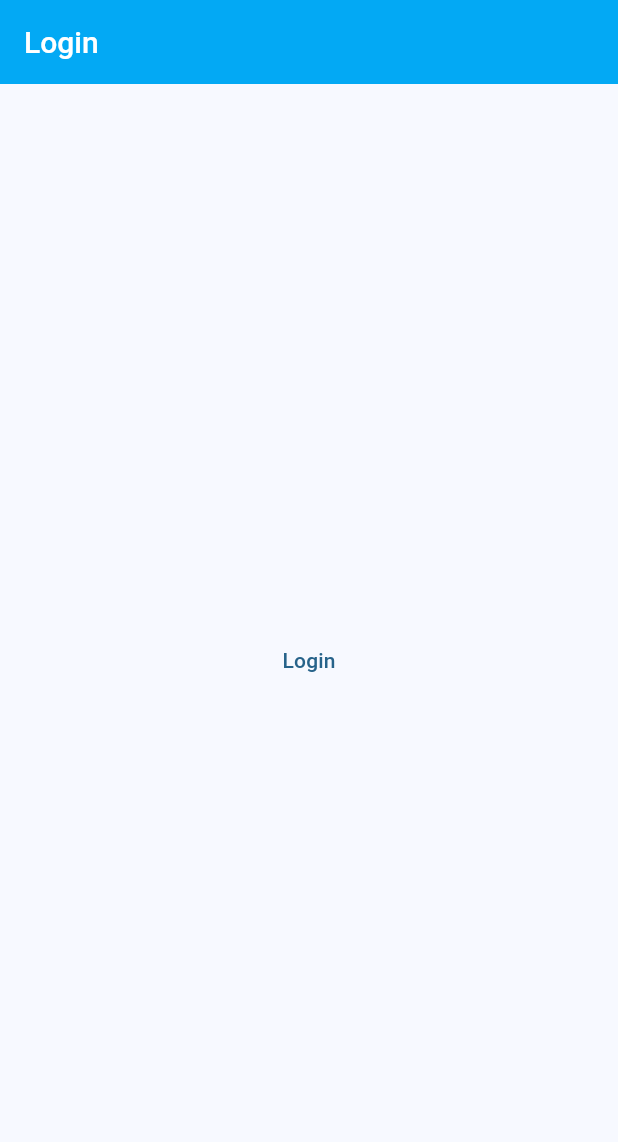
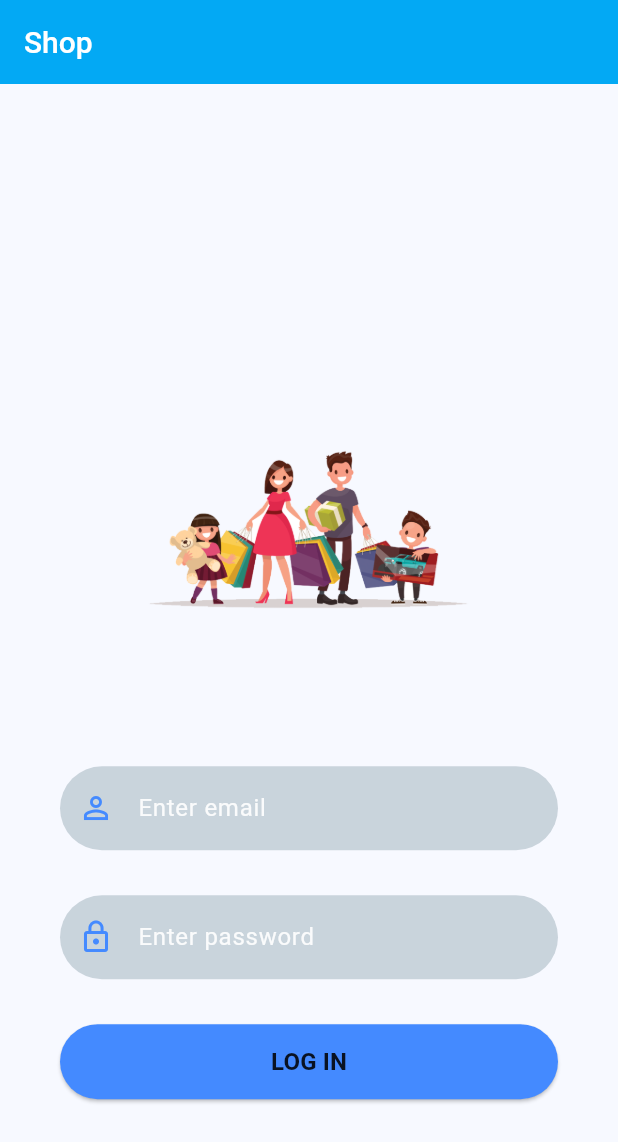
Before and after one commit to vukjeli/flutter_academy_online_shop, a Flutter app: the screen it shows after launch, on a phone screen of 412 x 824 dp. Shown: the top 1142 px of the screen. Run offline on Flutter 3.47's test engine with Material 2 defaults, Android fonts, the phone set to English and light mode, and no system bars; our stand-ins replace adaptive_theme, badges, dio, firebase_auth, firebase_core, flutter_mobx and 5 more; accounts and stored records are empty; generated files the repository leaves out were written again; network calls fail.

Commit message:
firebase auth

```diff
--- /dev/null
+++ b/lib/auth/auth.dart
@@ -0,0 +1,26 @@
+import 'package:firebase_auth/firebase_auth.dart';
+
+class Auth {
+  final FirebaseAuth _firebaseAuth = FirebaseAuth.instance;
+  User? get currentUser => _firebaseAuth.currentUser;
+  Stream<User?> get authStateChanges => _firebaseAuth.authStateChanges();
+
+  Future<void> signInWithEmailAndPassword({
+    required String email,
+    required String password,
+  }) async {
+    await _firebaseAuth.signInWithEmailAndPassword(email: email, password: password);
+  }
+
+  Future<void> createUserWithEmailAndPassword({
+    required String email,
+    required String password,
+  }) async {
+    await _firebaseAuth.createUserWithEmailAndPassword(email: email, password: password);
+  }
+
+  Future<void> signOut() async {
+    await _firebaseAuth.signOut();
+  }
+
+}
--- a/lib/main.dart
+++ b/lib/main.dart
@@ -1,3 +1,4 @@
+import 'package:firebase_core/firebase_core.dart';
 import 'package:flutter/material.dart';
 import 'package:adaptive_theme/adaptive_theme.dart';
 // Local imports
@@ -7,7 +8,16 @@ import 'package:flutter_academy_online_shop/presentation/store/shop_store.dart';
 import 'router/router_config.dart';
 import 'theme/theme_config.dart';
 
-void main() {
+Future<void> main() async {
+  WidgetsFlutterBinding.ensureInitialized();
+  await Firebase.initializeApp(
+    options: const FirebaseOptions(
+        apiKey: 'AIzaSyCELVoUUAKt4OGH-kgeirJ6kPVib8opIfI',
+        appId: '1:879630204661:android:6199f722b1eb74a47e4fbc',
+        messagingSenderId: '879630204661',
+        projectId: 'flutteronlineshop-60767'
+    )
+  );
   DI.setup();
 
   runApp(const MainApp());
--- a/lib/presentation/screens/login_screen.dart
+++ b/lib/presentation/screens/login_screen.dart
@@ -1,30 +1,165 @@
+import 'package:firebase_auth/firebase_auth.dart';
 import 'package:flutter/material.dart';
+import 'package:flutter_academy_online_shop/auth/auth.dart';
 import 'package:flutter_gen/gen_l10n/app_localizations.dart';
-import 'package:go_router/go_router.dart';
-import 'package:flutter_academy_online_shop/router/router_config.dart';
 
-class LoginScreen extends StatelessWidget {
+class LoginScreen extends StatefulWidget {
   const LoginScreen({super.key});
 
   @override
-  Widget build(final BuildContext context) {
+  State<LoginScreen> createState() => _LoginScreenState();
+}
+
+class _LoginScreenState extends State<LoginScreen> {
+  String? errorMessage = '';
+  bool isLogin = true;
+  final TextEditingController _emailController = TextEditingController();
+  final TextEditingController _passwordController = TextEditingController();
+  final User? user = Auth().currentUser;
+
+  Future<void> signInWithEmailAndPassword() async {
+    try {
+      await Auth().signInWithEmailAndPassword(
+          email: _emailController.text,
+          password: _passwordController.text);
+    } on FirebaseAuthException catch (e) {
+      setState(() {
+        errorMessage = e.message;
+      });
+    }
+  }
+  Future<void> createUserWithEmailAndPassword() async {
+    try {
+      await Auth().createUserWithEmailAndPassword(
+          email: _emailController.text,
+          password: _passwordController.text
+      );
+    } on FirebaseAuthException catch (e) {
+      setState(() {
+        errorMessage = e.message;
+      });
+    }
+  }
+  Future<void> signOut() async {
+    await Auth().signOut();
+  }
+
+  Widget _entryField(String text, IconData icon, bool isPasswordType, TextEditingController controller) {
+    return TextField(
+      controller: controller,
+      obscureText: isPasswordType,
+      enableSuggestions: isPasswordType,
+      autocorrect: !isPasswordType,
+      cursorColor: Colors.white,
+      style: TextStyle(
+          color: Colors.white.withOpacity(0.9)
+      ),
+      decoration: InputDecoration(
+        prefixIcon: Icon(
+            icon,
+            color: Colors.blueAccent,
+        ),
+        labelText: text,
+        labelStyle: TextStyle(color: Colors.white.withOpacity(0.9)),
+        filled: true,
+        floatingLabelBehavior: FloatingLabelBehavior.never,
+        fillColor: Colors.blueGrey.withOpacity(0.3),
+        border: OutlineInputBorder(
+            borderRadius: BorderRadius.circular(30.0),
+            borderSide: const BorderSide(
+              width: 0,
+              style: BorderStyle.none,
+            ),
+        )
+      ),
+      keyboardType: isPasswordType ? TextInputType.visiblePassword : TextInputType.text,
+    );
+  }
+  Widget _loginOrRegisterButton(BuildContext context, bool isLogin, Function onTap) {
+    return Container(
+      width: MediaQuery.of(context).size.width,
+      height: 50,
+      margin: const EdgeInsets.fromLTRB(0, 10, 0, 20),
+      decoration: BoxDecoration(
+        borderRadius: BorderRadius.circular(90),
+      ),
+      child: ElevatedButton(
+        onPressed: () {
+          onTap();
+        },
+        style: ButtonStyle(
+          backgroundColor: MaterialStateProperty.resolveWith((states) {
+            if (states.contains(MaterialState.pressed)) {
+              return Colors.blueGrey;
+            }
+            return Colors.blueAccent;
+          }),
+          shape: MaterialStateProperty.all<RoundedRectangleBorder>(
+            RoundedRectangleBorder(borderRadius: BorderRadius.circular(30)),
+          )
+        ),
+        child: Text(
+          isLogin ? 'LOG IN' : 'SIGN UP',
+          style: const TextStyle(
+            color: Colors.black87, fontWeight: FontWeight.bold,fontSize: 16,
+          ),
+        ),
+      ),
+    );
+  }
+  Widget _title(BuildContext context) {
+    return Text(
+      AppLocalizations.of(context)!.shopPageTitle,
+      style: const TextStyle(color: Colors.white),
+    );
+  }
+  Widget _logoWidget(String imageName) {
+    return Image.asset(
+      imageName,
+      fit: BoxFit.fitWidth,
+      width: 240,
+      height: 240,
+    );
+  }
+
+  @override
+  Widget build(BuildContext context) {
     return Scaffold(
       appBar: AppBar(
-        title: Text(
-          AppLocalizations.of(context)!.loginPageTitle,
-          style: const TextStyle(color: Colors.white),
-        ),
+        title: _title(context),
       ),
       body: Container(
-        padding: const EdgeInsets.symmetric(horizontal: 20),
-        child: Center(
-          child: TextButton(
-            child: const Text('Login'),
-            onPressed: () => context.goNamed(AppRouter.shopName),
+        height: double.infinity,
+        width: double.infinity,
+        padding: const EdgeInsets.all(20),
+        child: SingleChildScrollView(
+          child: Padding(
+            padding: EdgeInsets.fromLTRB(
+                20,
+                MediaQuery.of(context).size.height * 0.2, 20, 0
+            ),
+            child: Column(
+              children: <Widget> [
+                _logoWidget('assets/images/shop_logo.png'),
+                const SizedBox(
+                  height: 30,
+                ),
+                _entryField('Enter email', Icons.person_outline, false, _emailController),
+                const SizedBox(
+                  height: 30,
+                ),
+                _entryField('Enter password', Icons.lock_outline, true, _passwordController),
+                const SizedBox(
+                  height: 20,
+                ),
+                _loginOrRegisterButton(context, true, () {
+                  signInWithEmailAndPassword();
+                })
+              ],
+            ),
           ),
         ),
       ),
     );
   }
 }
-// Text(AppLocalizations.of(context)!.helloWorld),
--- a/lib/presentation/screens/shop_screen.dart
+++ b/lib/presentation/screens/shop_screen.dart
@@ -7,11 +7,13 @@ import 'package:flutter_academy_online_shop/di/di.dart';
 import 'package:flutter_academy_online_shop/presentation/widgets/shop_filters.dart';
 import 'package:flutter_academy_online_shop/presentation/widgets/product_list.dart';
 
+import '../../auth/auth.dart';
+
 class ShopScreen extends StatelessWidget {
   ShopScreen({super.key});
 
   final _store = DI.get<ShopStore>();
-
+  final _currentUser = Auth().currentUser;
   @override
   Widget build(final BuildContext context) {
     return Scaffold(
@@ -20,6 +22,15 @@ class ShopScreen extends StatelessWidget {
           AppLocalizations.of(context)!.shopPageTitle,
           style: const TextStyle(color: Colors.white),
         ),
+        actions: <Widget>[
+          Text(
+              _currentUser != null ? _currentUser?.email as String : ''
+          ),
+          IconButton(
+            onPressed: () => Auth().signOut(),
+            icon: const Icon(Icons.logout_outlined),
+          ),
+        ],
       ),
       body: Center(
         child: Column(
--- /dev/null
+++ b/lib/presentation/widgets/widget_tree.dart
@@ -0,0 +1,27 @@
+import 'package:flutter/cupertino.dart';
+
+import '../../auth/auth.dart';
+import '../screens/login_screen.dart';
+import '../screens/shop_screen.dart';
+
+class WidgetTree extends StatefulWidget {
+  const WidgetTree({Key? key }) : super(key: key);
+
+  @override
+  State<WidgetTree> createState() => _WidgetTree();
+}
+
+class _WidgetTree extends State<WidgetTree> {
+
+  @override
+  Widget build(BuildContext context) {
+    return StreamBuilder(stream: Auth().authStateChanges, builder: (context, snapshot) {
+      if (snapshot.hasData) {
+        return ShopScreen();
+      }
+      else {
+        return const LoginScreen();
+      }
+    });
+  }
+}
--- a/lib/router/router_config.dart
+++ b/lib/router/router_config.dart
@@ -1,9 +1,9 @@
 import 'package:flutter/material.dart';
+import 'package:flutter_academy_online_shop/presentation/widgets/widget_tree.dart';
 import 'package:go_router/go_router.dart';
 // Local imports
 import 'package:flutter_academy_online_shop/presentation/screens/cart_screen.dart';
 import 'package:flutter_academy_online_shop/presentation/screens/details_screen.dart';
-import 'package:flutter_academy_online_shop/presentation/screens/login_screen.dart';
 import 'package:flutter_academy_online_shop/presentation/screens/settings_screen.dart';
 import 'package:flutter_academy_online_shop/presentation/screens/shop_screen.dart';
 import 'package:flutter_academy_online_shop/presentation/widgets/bottom_navigation_scaffold.dart';
@@ -82,7 +82,7 @@ class AppRouter {
           parentNavigatorKey: _rootNavigatorKey,
           path: loginPath,
           name: loginName,
-          builder: (context, state) => const LoginScreen(),
+          builder: (context, state) => const WidgetTree(),
         ),
       ]);
 }
--- a/pubspec.yaml
+++ b/pubspec.yaml
@@ -23,6 +23,9 @@ dependencies:
   mobx: ^2.2.1
   pretty_dio_logger: ^1.3.1
   shared_preferences: ^2.2.2
+  firebase_core: ^2.22.0
+  firebase_auth: ^4.13.0
+
 
 dev_dependencies:
   flutter_test:
@@ -34,3 +37,6 @@ dev_dependencies:
 flutter:
   uses-material-design: true
   generate: true
+
+  assets:
+    - assets/images/
```
Also changed, not shown: assets/images/shop_logo.png (added), 11 other files.
